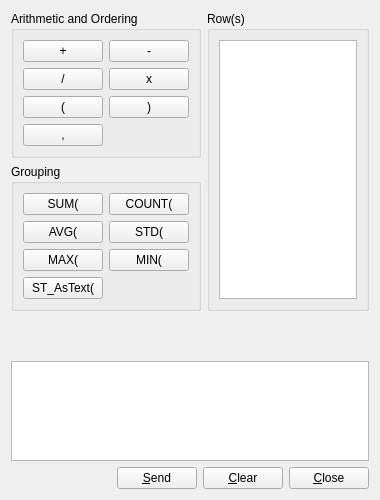
First picture: the form in source_code/system_sys/source_code/gui/Sys_Sql_Help_Row_Wid.ui, repository dabachma/ProMaIDes_src, before the edit.
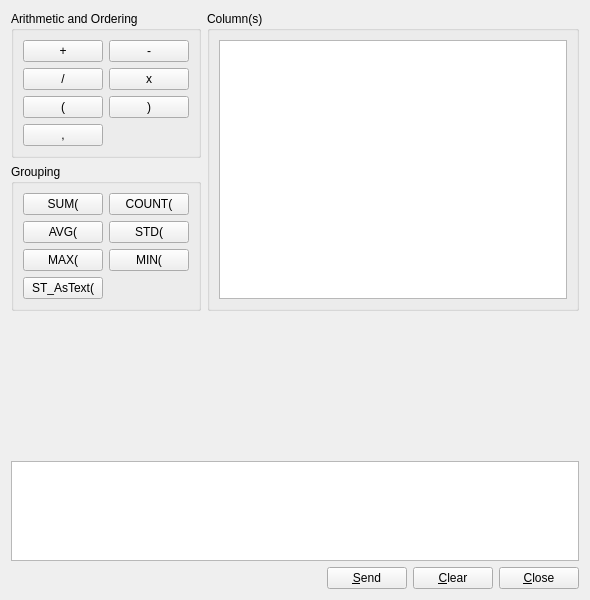
Second picture: the form after the edit. Icons and pictures are not drawn. Custom widgets are drawn as their Qt base class.

What changed in the file:
```diff
--- a/source_code/system_sys/source_code/gui/Sys_Sql_Help_Row_Wid.ui
+++ b/source_code/system_sys/source_code/gui/Sys_Sql_Help_Row_Wid.ui
@@ -6,20 +6,20 @@
    <rect>
     <x>0</x>
     <y>0</y>
-    <width>380</width>
-    <height>500</height>
+    <width>590</width>
+    <height>600</height>
    </rect>
   </property>
   <property name="minimumSize">
    <size>
-    <width>380</width>
-    <height>500</height>
+    <width>480</width>
+    <height>600</height>
    </size>
   </property>
   <property name="maximumSize">
    <size>
-    <width>380</width>
-    <height>500</height>
+    <width>880</width>
+    <height>900</height>
    </size>
   </property>
   <property name="windowTitle">
@@ -185,7 +185,7 @@
         </size>
        </property>
        <property name="title">
-        <string>Row(s)</string>
+        <string>Column(s)</string>
        </property>
        <layout class="QHBoxLayout" name="horizontalLayout_2">
         <item>
@@ -231,7 +231,7 @@
       <string>&lt;!DOCTYPE HTML PUBLIC &quot;-//W3C//DTD HTML 4.0//EN&quot; &quot;http://www.w3.org/TR/REC-html40/strict.dtd&quot;&gt;
 &lt;html&gt;&lt;head&gt;&lt;meta name=&quot;qrichtext&quot; content=&quot;1&quot; /&gt;&lt;style type=&quot;text/css&quot;&gt;
 p, li { white-space: pre-wrap; }
-&lt;/style&gt;&lt;/head&gt;&lt;body style=&quot; font-family:'MS Shell Dlg 2'; font-size:8.25pt; font-weight:400; font-style:normal;&quot;&gt;
+&lt;/style&gt;&lt;/head&gt;&lt;body style=&quot; font-family:'MS Shell Dlg 2'; font-size:7.8pt; font-weight:400; font-style:normal;&quot;&gt;
 &lt;p style=&quot;-qt-paragraph-type:empty; margin-top:0px; margin-bottom:0px; margin-left:0px; margin-right:0px; -qt-block-indent:0; text-indent:0px; font-size:8pt;&quot;&gt;&lt;br /&gt;&lt;/p&gt;&lt;/body&gt;&lt;/html&gt;</string>
      </property>
     </widget>
```
Left out of the diff: 2 changed lines with no effect on the pictures.
